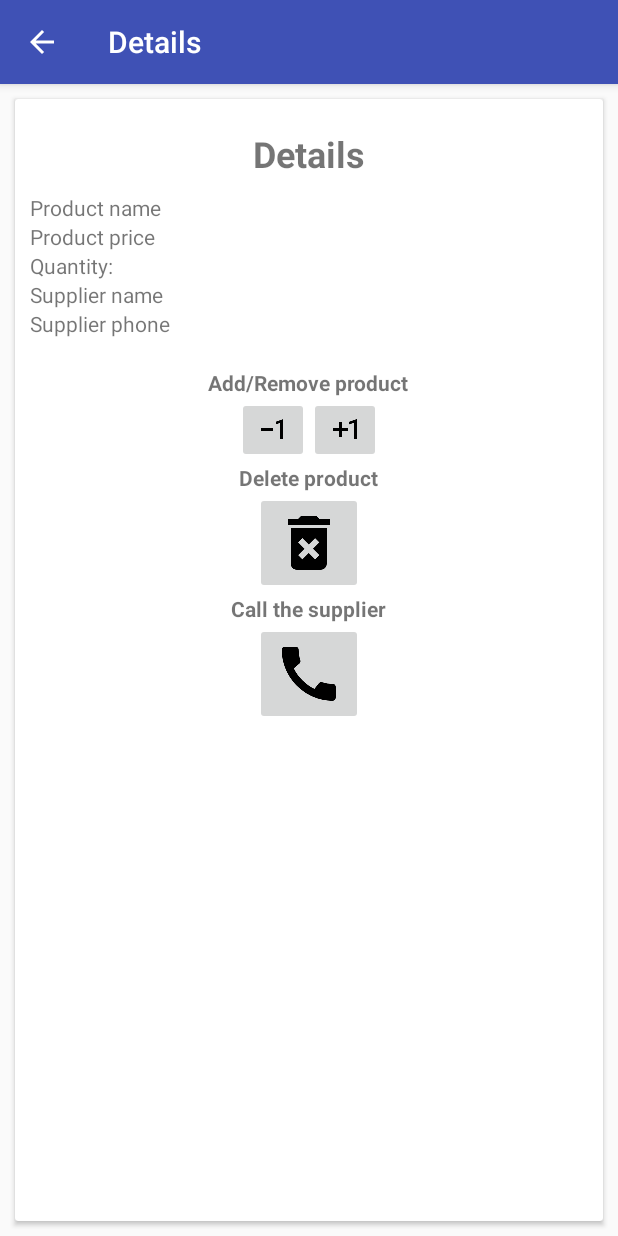
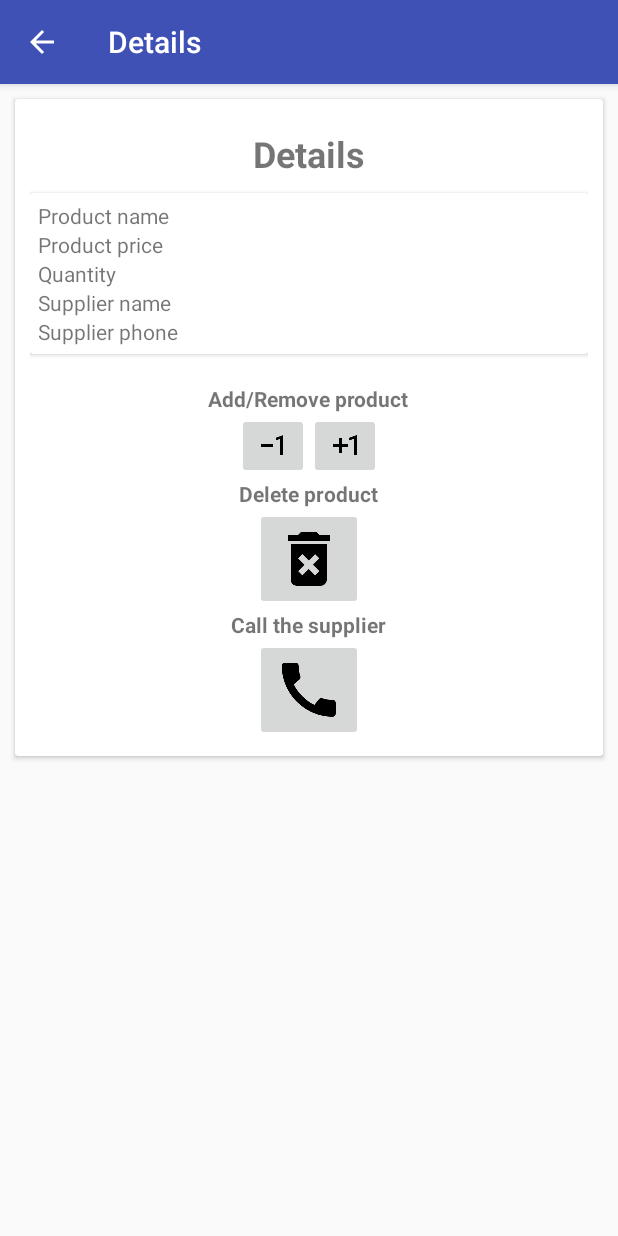
Before and after one commit to biroistv/abnd-inventory-app-stage2, an Android app: the DetailsActivity screen opened directly, with no data from a screen before it, on a phone screen of 412 x 824 dp. Run offline under Robolectric (Android 15) with nearby library versions, the phone set to English and light mode, and no system bars; our stand-ins replace ButterKnife.

Commit message:
implementing details layout #4
#Added
- implemented the delete product button
- implemented the call supplier button
- some strings to the string resource file
- permission to phone call
- a phone number getter in the product class
- deleteData method in the databaseHandler class

#Removed
- some unused menu item from the main menu
- log messages

#Changed

#Misc

```diff
--- a/app/src/main/AndroidManifest.xml
+++ b/app/src/main/AndroidManifest.xml
@@ -3,6 +3,7 @@
     xmlns:tools="http://schemas.android.com/tools"
     package="com.example.biro.inventoryapp">
 
+    <uses-permission android:name="android.permission.CALL_PHONE" />
     <application
         android:allowBackup="true"
         android:icon="@mipmap/ic_launcher"
--- a/app/src/main/java/com/example/biro/inventoryapp/EditActivity.java
+++ b/app/src/main/java/com/example/biro/inventoryapp/EditActivity.java
@@ -75,7 +75,7 @@ public class EditActivity extends AppCompatActivity implements LoaderManager.Loa
         Intent intent = getIntent();
         mCurrentProductUri = intent.getData();
 
-        Log.d("EditOnclick", "onCreate: mcurrentProductUru = " + mCurrentProductUri);
+        Log.d("EditOnclick", "onCreate: mCurrentProductUru = " + mCurrentProductUri);
 
         if (mCurrentProductUri == null)
             setTitle(getString(R.string.add_product));
@@ -133,10 +133,8 @@ public class EditActivity extends AppCompatActivity implements LoaderManager.Loa
     @Override
     public void onLoadFinished(Loader<Cursor> loader, Cursor data) {
 
-        if (data == null || data.getCount() < 1){
-            Log.d("EditOnclick", "onLoadFinished: data count is " + data.getCount());
+        if (data == null || data.getCount() < 1)
             return;
-        }
 
         if (data.moveToFirst()) {
             String name = data.getString(data.getColumnIndex(ProductContract.ProductEntry.COLUMN_NAME));
--- a/app/src/main/java/com/example/biro/inventoryapp/adapter/ProductCursorAdapter.java
+++ b/app/src/main/java/com/example/biro/inventoryapp/adapter/ProductCursorAdapter.java
@@ -111,8 +111,9 @@ public class ProductCursorAdapter extends CursorAdapter {
         });
 
         viewHolder.nameTextView.setText(productName);
-        viewHolder.priceTextView.setText(productPrice);
-        viewHolder.quantityTextView.setText(productQuantity);
+        CharSequence productPriceText = productPrice + context.getString(R.string.dollar_sign);
+        viewHolder.priceTextView.setText(productPriceText);
+        viewHolder.quantityTextView.setText(context.getText(R.string.colon_sign) + productQuantity);
     }
 
     static class ViewHolder {
--- a/app/src/main/res/layout/activity_details.xml
+++ b/app/src/main/res/layout/activity_details.xml
@@ -1,6 +1,10 @@
 <?xml version="1.0" encoding="utf-8"?>
+
+<ScrollView xmlns:android="http://schemas.android.com/apk/res/android"
+    android:layout_width="match_parent"
+    android:layout_height="match_parent">
+
     <LinearLayout xmlns:android="http://schemas.android.com/apk/res/android"
-    xmlns:app="http://schemas.android.com/apk/res-auto"
         xmlns:tools="http://schemas.android.com/tools"
         android:layout_width="match_parent"
         android:layout_height="match_parent"
@@ -23,10 +27,20 @@
                 <TextView
                     android:layout_width="wrap_content"
                     android:layout_height="wrap_content"
+                    android:layout_margin="10dp"
                     android:text="@string/details"
-                android:layout_margin="10dp"
                     android:textSize="24sp"
-                android:textStyle="bold"/>
+                    android:textStyle="bold" />
+
+                <android.support.v7.widget.CardView
+                    android:layout_width="match_parent"
+                    android:layout_height="wrap_content">
+
+                    <LinearLayout
+                        android:layout_width="match_parent"
+                        android:layout_height="wrap_content"
+                        android:layout_margin="5dp"
+                        android:orientation="vertical">
 
                         <LinearLayout
                             android:layout_width="match_parent"
@@ -116,8 +130,7 @@
                             android:layout_width="match_parent"
                             android:layout_height="wrap_content"
                             android:gravity="center_vertical"
-                android:orientation="horizontal"
-                android:layout_marginBottom="20dp">
+                            android:orientation="horizontal">
 
                             <TextView
                                 android:layout_width="0dp"
@@ -134,11 +147,16 @@
 
                         </LinearLayout>
 
+                    </LinearLayout>
+
+                </android.support.v7.widget.CardView>
+
                 <TextView
                     android:layout_width="wrap_content"
                     android:layout_height="wrap_content"
-                android:text="Add/Remove product"
-                android:textStyle="bold"/>
+                    android:layout_marginTop="20dp"
+                    android:text="@string/add_remove_product"
+                    android:textStyle="bold" />
 
                 <LinearLayout
                     android:layout_width="wrap_content"
@@ -163,8 +181,8 @@
                 <TextView
                     android:layout_width="wrap_content"
                     android:layout_height="wrap_content"
-                android:text="Delete product"
-                android:textStyle="bold"/>
+                    android:text="@string/delete_product"
+                    android:textStyle="bold" />
 
                 <ImageButton
                     android:id="@+id/details_delete_btn"
@@ -175,8 +193,8 @@
                 <TextView
                     android:layout_width="wrap_content"
                     android:layout_height="wrap_content"
-                android:text="Call the supplier"
-                android:textStyle="bold"/>
+                    android:text="@string/call_the_supplier"
+                    android:textStyle="bold" />
 
                 <ImageButton
                     android:id="@+id/details_call_btn"
@@ -189,3 +207,4 @@
 
 
     </LinearLayout>
+</ScrollView>
--- a/app/src/main/res/menu/main.xml
+++ b/app/src/main/res/menu/main.xml
@@ -5,12 +5,6 @@
         android:id="@+id/add_dummy_data"
         android:title="@string/add_dummy_data"/>
     <item
-        android:id="@+id/product_delete"
-        android:title="@string/delete_product"/>
-    <item
-        android:id="@+id/product_edit"
-        android:title="@string/edit_product"/>
-    <item
         android:id="@+id/delete_all_product"
         android:title="@string/delete_all_product"/>
 </menu>
--- a/app/src/main/res/values/strings.xml
+++ b/app/src/main/res/values/strings.xml
@@ -1,13 +1,12 @@
 <resources>
-    <string name="app_name">InventoryApp</string>
+    <string name="app_name">Inventory App</string>
     <string name="delete_all_product">Delete all product</string>
-    <string name="delete_product">Delete product</string>
     <string name="add_dummy_data">Add dummy data</string>
     <string name="save">Save</string>
     <string name="successful_product_saving">Product saved successfully</string>
     <string name="dummy_save_failed">Failed saving DummyData</string>
     <string name="dummy_save_success">Dummy data saved</string>
-    <string name="quantity">Quantity:</string>
+    <string name="quantity">Quantity</string>
     <string name="_99_plchld">99</string>
     <string name="sell">Sell</string>
     <string name="product_image">Product Image</string>
@@ -23,11 +22,16 @@
     <string name="_0">0</string>
     <string name="supplier_name">Supplier name</string>
     <string name="supplier_phone">Supplier phone</string>
-    <string name="hint_phone">e.g. (123)456–7890</string>
+    <string name="hint_phone">e.g. 1234567890</string>
     <string name="hint_supplier">e.q. Supplier Steven</string>
     <string name="hint_quantity">e.g. 10</string>
     <string name="hint_price">e.g. 10</string>
     <string name="hint_name">e.g. Car</string>
     <string name="details">Details</string>
     <string name="edit">Edit</string>
+    <string name="colon_sign">:\u0020</string>
+    <string name="dollar_sign">\u0020$</string>
+    <string name="add_remove_product">Add/Remove product</string>
+    <string name="delete_product">Delete product</string>
+    <string name="call_the_supplier">Call the supplier</string>
 </resources>
```
Also changed, not shown: app/src/main/java/com/example/biro/inventoryapp/DetailsActivity.java (+45 -9 lines), app/src/main/java/com/example/biro/inventoryapp/MainActivity.java (+0 -11 lines), app/src/main/java/com/example/biro/inventoryapp/data/DatabaseHandler.java (+14 -1 lines), app/src/main/java/com/example/biro/inventoryapp/product/Product.java (+9 -5 lines). Lines whose indentation alone changed are shown as unchanged.
